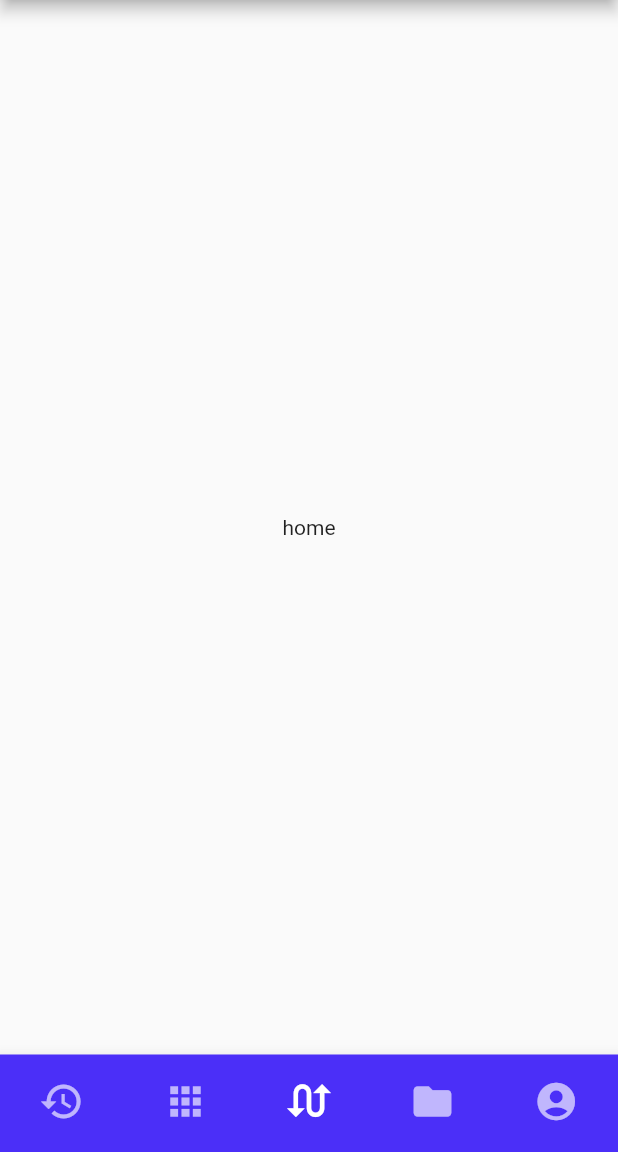
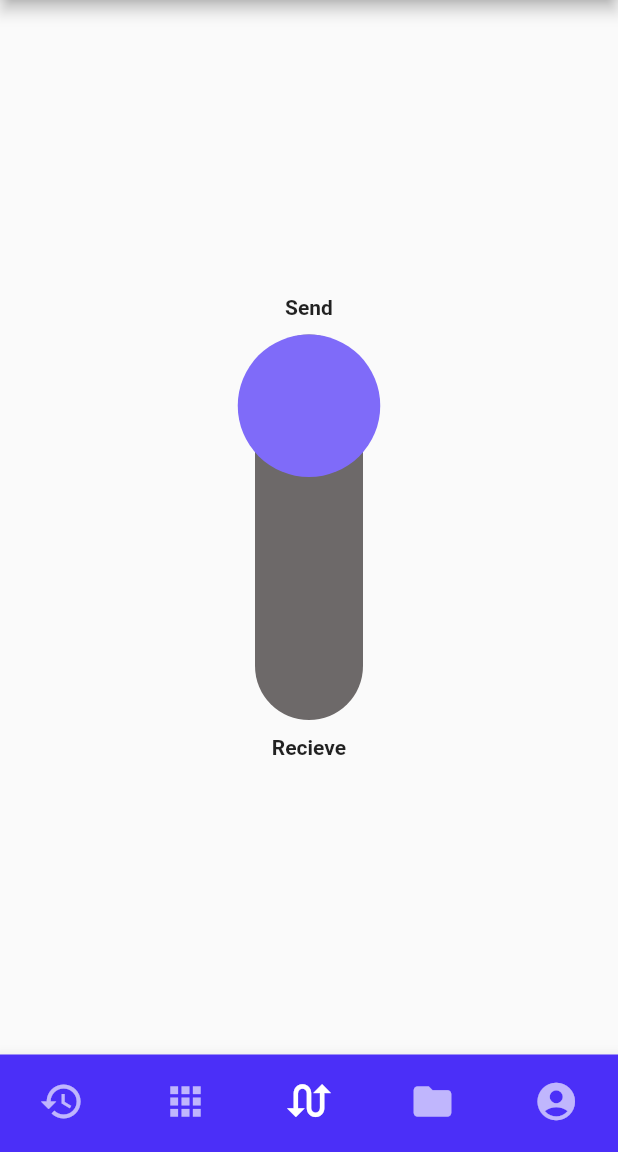
Before and after one commit to iamjithinjohnson/Give-iT, a Flutter app: the screen it shows after launch, item 3 of the bottom bar chosen, on a phone screen of 412 x 824 dp, the part 84-1236 px from its top. Run offline on Flutter 3.47's test engine with Material 2 defaults, Android fonts, the phone set to English and light mode, and no system bars; our stand-ins replace get.

Commit message:
button added

```diff
--- a/lib/homepage/homepage.dart
+++ b/lib/homepage/homepage.dart
@@ -8,7 +8,7 @@ class HomePage extends StatelessWidget {
   final List<Widget> bodycontent = [
     Text('history'),
     Text('apps'),
-    Text('home'),
+    Share(),
     Text('bio'),
     Text('info'),
   ];
@@ -69,3 +69,56 @@ class NavController extends GetxController {
   get selectedIndex => this._selectedIndex.value;
   set selectedIndex(index) => this._selectedIndex.value = index;
 }
+
+class Share extends StatelessWidget {
+  @override
+  Widget build(BuildContext context) {
+    return Column(
+      mainAxisAlignment: MainAxisAlignment.center,
+      children: [
+        Text(
+          'Send',
+          style: TextStyle(fontWeight: FontWeight.bold),
+        ),
+        Padding(
+          padding: const EdgeInsets.only(top: 10),
+          child: CustomButton(),
+        ),
+        Padding(
+          padding: const EdgeInsets.only(top: 10),
+          child: Text(
+            'Recieve',
+            style: TextStyle(fontWeight: FontWeight.bold),
+          ),
+        ),
+      ],
+    );
+  }
+}
+
+class CustomButton extends StatelessWidget {
+  @override
+  Widget build(BuildContext context) {
+    return Stack(
+      children: [
+        Center(
+          child: Container(
+            height: 257,
+            width: 72,
+            decoration: BoxDecoration(
+                color: Color(0xFF6D6969),
+                borderRadius: BorderRadius.all(Radius.circular(70))),
+          ),
+        ),
+        Center(
+          child: Container(
+            height: 95,
+            width: 95,
+            decoration:
+                BoxDecoration(color: Color(0xFF7F6BF9), shape: BoxShape.circle),
+          ),
+        )
+      ],
+    );
+  }
+}
```
